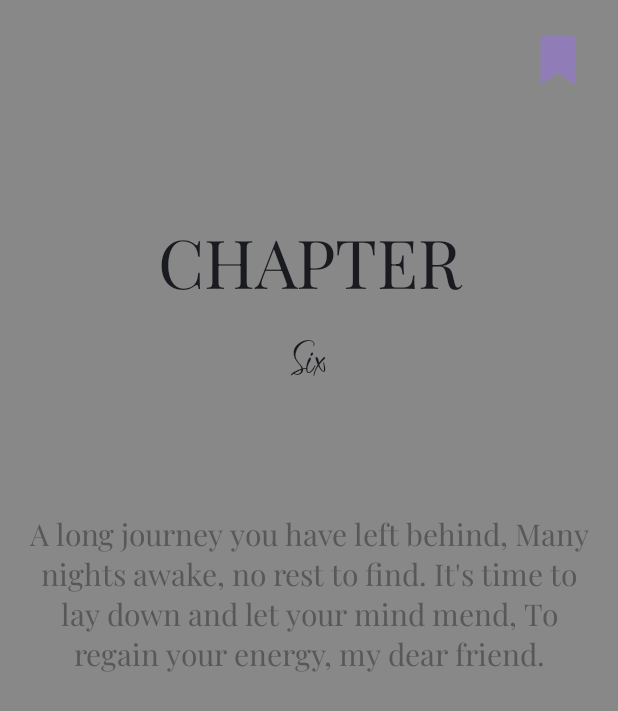
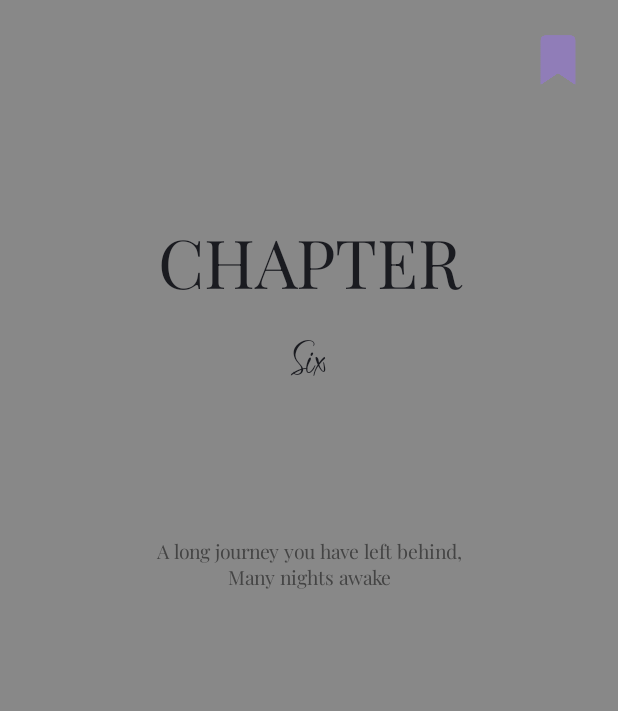
Before and after one commit to Shaygi/VerseVerwebt, an Android app built with Jetpack Compose: the Chapter6 screen opened directly, with no data from a screen before it, on a phone screen of 412 x 824 dp. Shown: the top 711 px of the screen. Run offline under Robolectric (Android 15) with nearby library versions, the light colour scheme and no system bars.

Commit message:
Chapter aufgeräumt
Text größen angepasst. Intro aufgeräumt. Verschiebung der texte aufgehoben. verlinkung zu textstyles korrigiert

```diff
--- a/app/src/main/java/com/example/verseverwebt/Chapter3.kt
+++ b/app/src/main/java/com/example/verseverwebt/Chapter3.kt
@@ -10,7 +10,7 @@ import androidx.compose.ui.Modifier
 import androidx.compose.ui.unit.dp
 import androidx.compose.ui.unit.sp
 import androidx.compose.ui.tooling.preview.Preview
-import com.example.verseverwebt.theme.CustomTypography
+import com.example.verseverwebt.ui.theme.CustomTypography
 import com.example.verseverwebt.ui.theme.VerseVerwebtTheme
 
 class Chapter3 : ComponentActivity() {
--- a/app/src/main/java/com/example/verseverwebt/Chapter4.kt
+++ b/app/src/main/java/com/example/verseverwebt/Chapter4.kt
@@ -16,7 +16,7 @@ import androidx.compose.ui.draw.scale
 import androidx.compose.ui.text.style.TextAlign
 import androidx.compose.ui.unit.dp
 import androidx.compose.ui.tooling.preview.Preview
-import com.example.verseverwebt.theme.CustomTypography
+import com.example.verseverwebt.ui.theme.CustomTypography
 import com.example.verseverwebt.ui.theme.VerseVerwebtTheme
 import androidx.compose.animation.core.*
 import androidx.compose.foundation.Image
--- a/app/src/main/java/com/example/verseverwebt/Chapter6.kt
+++ b/app/src/main/java/com/example/verseverwebt/Chapter6.kt
@@ -20,8 +20,7 @@ import androidx.compose.ui.graphics.Color
 import androidx.compose.ui.text.style.TextAlign
 import androidx.compose.ui.tooling.preview.Preview
 import androidx.compose.ui.unit.dp
-import androidx.compose.ui.unit.sp
-import com.example.verseverwebt.theme.CustomTypography
+import com.example.verseverwebt.ui.theme.CustomTypography
 import com.example.verseverwebt.ui.theme.VerseVerwebtTheme
 import kotlinx.coroutines.delay
 
@@ -75,8 +74,8 @@ fun Chapter6Content(isCharging: Boolean, achieved: Boolean) {
     var showInitialText by remember { mutableStateOf(true) }
 
     //initial and final text
-    val initialMessage = "A long journey you have left behind, Many nights awake, no rest to find. It's time to lay down and let your mind mend, To regain your energy, my dear friend."
-    val finalMessage = "You have done it! Now you regained your energy, For you can coninue your path, still a little along the way the treasure to see."
+    val initialMessage = "A long journey you have left behind,\nMany nights awake, no rest to find.\nIt's time to lay down and let your mind mend,\nTo regain your energy, my dear friend."
+    val finalMessage = "You have done it! Now you regained your energy,\nFor you can continue your path,\nstill a little along the way the treasure to see."
 
     //background color that changes depending on the status of achievement
     val backgroundColor by animateColorAsState(
@@ -91,7 +90,7 @@ fun Chapter6Content(isCharging: Boolean, achieved: Boolean) {
     //Changes boolean if phone is charging
     LaunchedEffect(isCharging) {
         if (isCharging) {
-            delay(2000) // delay before changing the text
+            delay(5000) // delay before changing the text
             showInitialText = false
         }
     }
@@ -119,33 +118,22 @@ fun Chapter6Content(isCharging: Boolean, achieved: Boolean) {
             modifier = Modifier.padding(bottom = 66.dp)
         )
         //text with flashing animation
-        AnimatedTextFlashing(
-            text = if (showInitialText) initialMessage else finalMessage,
-            color = textColor
-        )
+        if (showInitialText){
+            AnimatedTypewriterText(
+                text = initialMessage,
+                fontSize = 13,
+                textAlign = TextAlign.Center,
+                color = textColor,
+                modifier = Modifier.padding(all = 16.dp)
+            )
+        }
+        else {
+            AnimatedTextFlashing(
+                text = finalMessage,
+                color = textColor
+            )
+        }
     }
-}
-
-//Function that animates the text flashing
-@Composable
-fun AnimatedTextFlashing(text: String, color: Color) {
-    val infiniteTransition = rememberInfiniteTransition(label = "")
-    val alpha by infiniteTransition.animateFloat(
-        initialValue = 0.5f,
-        targetValue = 1f,
-        animationSpec = infiniteRepeatable(
-            animation = tween(durationMillis = 500, easing = LinearEasing),
-            repeatMode = RepeatMode.Reverse
-        ), label = ""
-    )
-
-    Text(
-        text = text,
-        style = CustomTypography.bodyMedium.copy(fontSize = 20.sp),
-        textAlign = TextAlign.Center,
-        color = color.copy(alpha = alpha),
-        modifier = Modifier.padding(horizontal = 16.dp)
-    )
 }
 
 //function is for previewing in the IDE
--- a/app/src/main/java/com/example/verseverwebt/TableOfContents.kt
+++ b/app/src/main/java/com/example/verseverwebt/TableOfContents.kt
@@ -45,6 +45,7 @@ fun TableOfContentsContent() {
         //Title
         Text(
             text = "Table of Contents",
+            fontFamily = playfair,
             style = MaterialTheme.typography.headlineLarge,
             fontSize = 45.sp,
             modifier = Modifier.padding(bottom = 16.dp)
--- a/app/src/main/java/com/example/verseverwebt/ui/theme/Theme.kt
+++ b/app/src/main/java/com/example/verseverwebt/ui/theme/Theme.kt
@@ -14,7 +14,6 @@ import androidx.compose.ui.graphics.toArgb
 import androidx.compose.ui.platform.LocalContext
 import androidx.compose.ui.platform.LocalView
 import androidx.core.view.WindowCompat
-import com.example.verseverwebt.theme.CustomTypography
 
 private val DarkColorScheme = darkColorScheme(
     primary = Purple80,
--- a/app/src/main/java/com/example/verseverwebt/ui/theme/Type.kt
+++ b/app/src/main/java/com/example/verseverwebt/ui/theme/Type.kt
@@ -1,4 +1,4 @@
-package com.example.verseverwebt.theme
+package com.example.verseverwebt.ui.theme
 
 import androidx.compose.material3.Typography
 import androidx.compose.ui.text.TextStyle
```
Also changed, not shown: app/src/main/java/com/example/verseverwebt/Chapter1.kt (+4 -5 lines), app/src/main/java/com/example/verseverwebt/Chapter2.kt (+6 -5 lines), app/src/main/java/com/example/verseverwebt/ChapterIntro.kt (+18 -32 lines), app/src/main/java/com/example/verseverwebt/CommonComposables.kt (+27 -0 lines).
